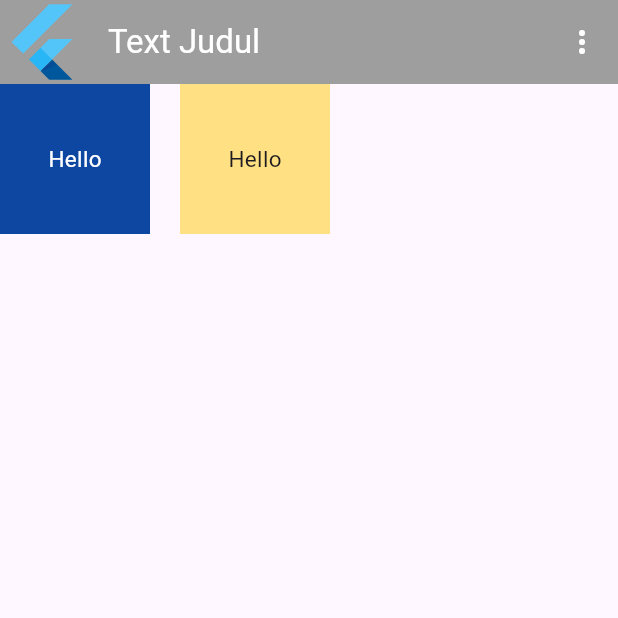
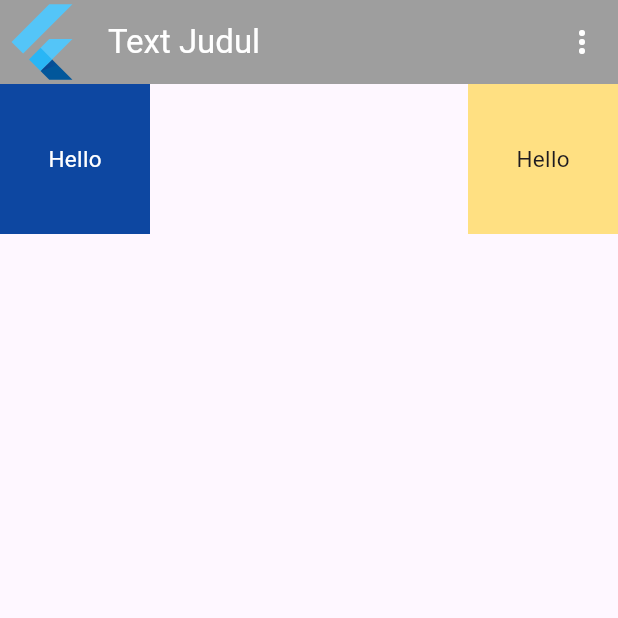
Before and after one commit to maulitayasmin/mobile, a Flutter app: the screen it shows after launch, on a phone screen of 412 x 824 dp, the top half of it. Run offline on Flutter 3.47's test engine with Material 3 defaults, Android fonts, the phone set to English and light mode, and no system bars.

Commit message:
soal8 done

```diff
--- /dev/null
+++ b/lib/latihan/latihan_8.dart
@@ -0,0 +1,65 @@
+import 'dart:math';
+
+import 'package:flutter/material.dart';
+
+class Latihan8 extends StatelessWidget {
+  const Latihan8({
+    super.key,
+  });
+
+  @override
+  Widget build(BuildContext context) {
+    return Scaffold(
+        appBar: AppBar(
+          leading: FlutterLogo(
+            //leading pojok kiri
+            size: 10.0,
+          ),
+          title: Text('Text Judul'),
+          foregroundColor: Colors.white,
+          backgroundColor: Colors.grey,
+          actions: [
+            //pojok kanan
+            IconButton(
+                onPressed: () {
+                  print('Klik More');
+                },
+                icon: Icon(Icons.more_vert))
+          ],
+        ),
+        body: Row(
+          mainAxisAlignment: MainAxisAlignment.spaceBetween,
+          children: [
+            Container(
+              width: 100,
+              height: 100,
+              color: Colors.blue[900],
+              child: Center(
+                child: Text(
+                  'Hello',
+                  style: TextStyle(
+                    color: Colors.white,
+                    fontSize: 15,
+                  ),
+                ),
+              ),
+            ),
+            // SizedBox(width: 20), //mengatur jarak antar kotak bersebelahan
+            Container(
+              width: 100,
+              height: 100,
+              color: Colors.amber[200],
+              child: Center(
+                child: Text(
+                  'Hello',
+                  style: TextStyle(
+                    // color: Colors.white,
+                    fontSize: 15,
+                  ),
+                ),
+              ),
+            ),
+          ],
+        ));
+  }
+}
--- a/lib/main.dart
+++ b/lib/main.dart
@@ -8,6 +8,7 @@ import './latihan/latihan_4.dart';
 import './latihan/latihan_5.dart';
 import './latihan/latihan_6.dart';
 import './latihan/latihan_7.dart';
+import './latihan/latihan_8.dart';
 
 void main() {
   runApp(LitaApp());
@@ -18,6 +19,6 @@ class LitaApp extends StatelessWidget {
 
   @override
   Widget build(BuildContext context) {
-    return MaterialApp(debugShowCheckedModeBanner: false, home: Latihan7());
+    return MaterialApp(debugShowCheckedModeBanner: false, home: Latihan8());
   }
 }
```
